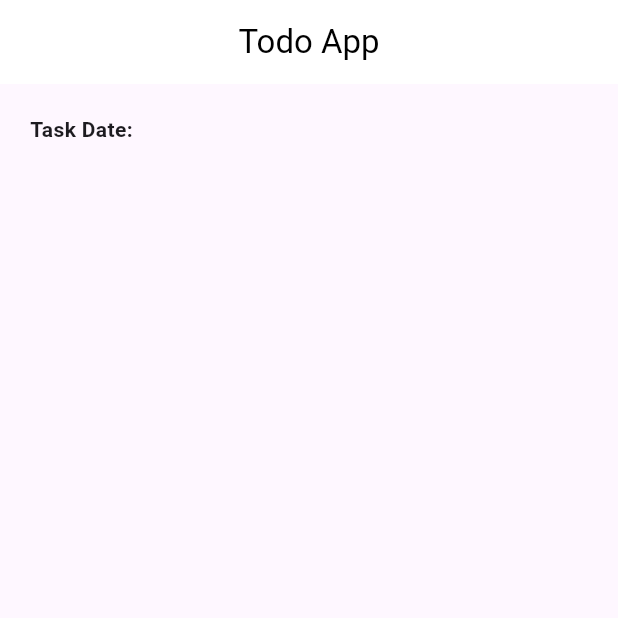
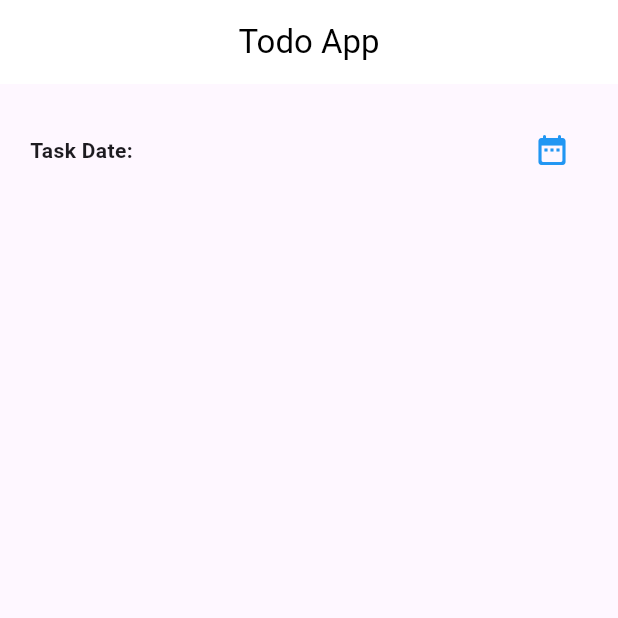
Before and after one commit to IAMHUDA/TodoApp_0049, a Flutter app: the screen it shows after launch, on a phone screen of 412 x 824 dp, the top half of it. Run offline on Flutter 3.47's test engine with Material 3 defaults, Android fonts, the phone set to English and light mode, and no system bars.

Commit message:
add icon date

```diff
--- a/lib/todo_app.dart
+++ b/lib/todo_app.dart
@@ -26,12 +26,17 @@ class _TodoAppState extends State<TodoApp> {
       child: Column(
         children: [
           Row(
+            mainAxisAlignment: MainAxisAlignment.spaceBetween,
             children: [
               Column(
                 children: [
                   const Text("Task Date:", style: TextStyle(fontWeight: FontWeight.bold)),
                 ],
-              )
+              ),
+              IconButton(
+                    onPressed: (){},
+                    icon: const Icon(Icons.date_range_rounded, color: Colors.blue),
+                  ),
             ],
           )
         ],
```
